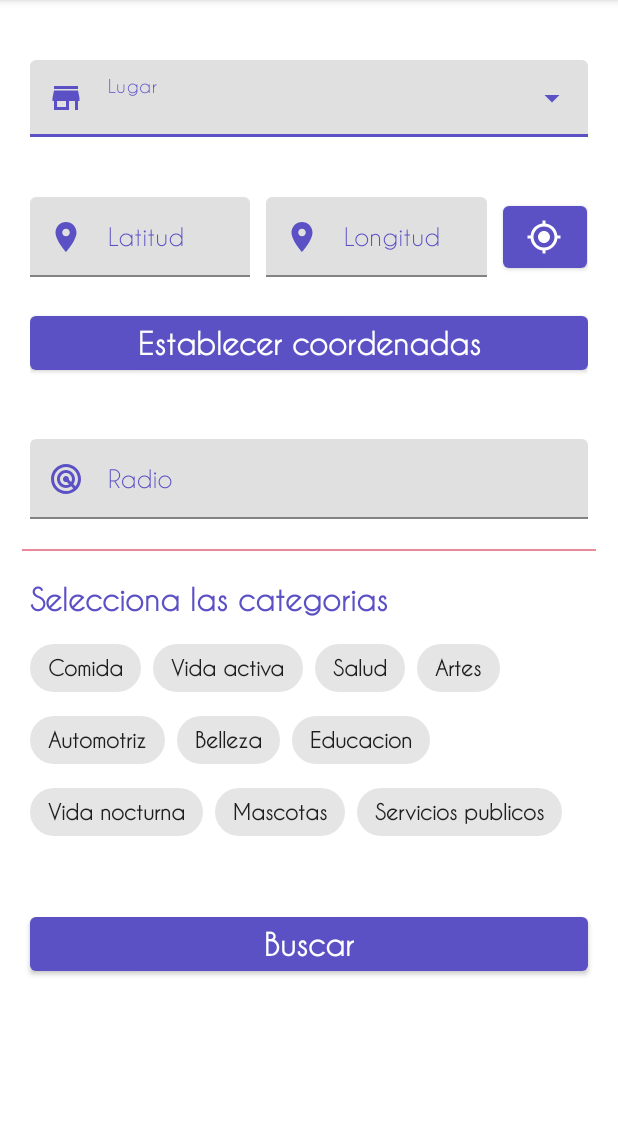
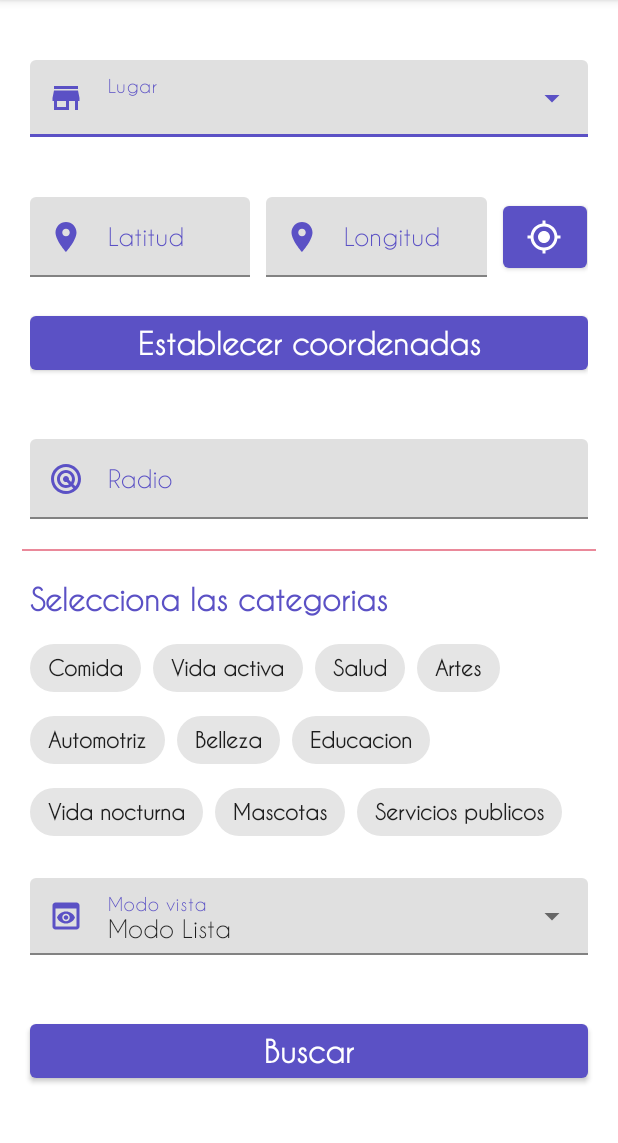
Before and after one commit to MobileProjectsASM/Places, an Android app: the screen it shows after launch (MainActivity), on a phone screen of 412 x 824 dp, the part 84-1227 px from its top. Run offline under Robolectric (Android 15) with nearby library versions, the light colour scheme and no system bars; our stand-ins replace Dagger/Hilt's generated code, RxJava; libraries missing offline, so code that uses them is left out: jdk.internal.org.

Commit message:
Se agrega el mode de vista mapa

```diff
--- a/app/src/main/java/com/applications/asm/places/di/components/MainComponent.java
+++ b/app/src/main/java/com/applications/asm/places/di/components/MainComponent.java
@@ -7,6 +7,7 @@ import com.applications.asm.places.model.mappers.PlaceDetailsMapper;
 import com.applications.asm.places.view.activities.MainActivity;
 import com.applications.asm.places.view.fragments.ListFragment;
 import com.applications.asm.places.view.fragments.PlaceDetailsFragment;
+import com.applications.asm.places.view.fragments.PlacesMapFragment;
 import com.applications.asm.places.view.fragments.SearchFragment;
 
 import dagger.Subcomponent;
@@ -26,4 +27,5 @@ public interface MainComponent {
     void inject(SearchFragment searchFragment);
     void inject(ListFragment listFragment);
     void inject(PlaceDetailsFragment placeDetailsFragment);
+    void inject(PlacesMapFragment placesMapFragment);
 }
--- a/app/src/main/java/com/applications/asm/places/view/fragments/SearchFragment.java
+++ b/app/src/main/java/com/applications/asm/places/view/fragments/SearchFragment.java
@@ -37,6 +37,7 @@ public class SearchFragment extends Fragment {
     private SearchViewModel searchViewModel;
     private MainViewModel mainViewModel;
     private Boolean doSearch = true;
+    private String[] modeView;
 
     @Named("search_view_model")
     @Inject
@@ -59,6 +60,7 @@ public class SearchFragment extends Fragment {
     @Override
     public void onCreate(Bundle savedInstanceState) {
         super.onCreate(savedInstanceState);
+        modeView = new String[] {getString(R.string.text_value_mode_list), getString(R.string.text_value_mode_map)};
     }
 
     @Override
@@ -75,7 +77,17 @@ public class SearchFragment extends Fragment {
     @Override
     public void onViewCreated(@NonNull View view, @Nullable Bundle savedInstanceState) {
         super.onViewCreated(view, savedInstanceState);
+        initInputTextChooseMode();
         setListeners();
+    }
+
+    private void initInputTextChooseMode() {
+        AutoCompleteTextView autoCompleteTextView = (AutoCompleteTextView) binding.showModeTextInputLayout.getEditText();
+        ArrayAdapter<String> adapter = new ArrayAdapter<>(requireContext(), R.layout.place_suggested_item_layout, modeView);
+        if(autoCompleteTextView != null) {
+            autoCompleteTextView.setAdapter(adapter);
+            autoCompleteTextView.setText(modeView[0], false);
+        }
     }
 
     @Override
@@ -170,6 +182,11 @@ public class SearchFragment extends Fragment {
         if(editTextRadius != null && editTextRadius.getText().toString().compareTo("") != 0)
             radius = Integer.parseInt(editTextRadius.getText().toString());
         mainViewModel.searchNearPlaces(place, latitude, longitude, radius, categories);
-        Navigation.findNavController(view).navigate(R.id.action_searchFragment_to_listFragment);
+
+        int action = R.id.action_searchFragment_to_listFragment;
+        AutoCompleteTextView autoCompleteTextView = (AutoCompleteTextView) binding.showModeTextInputLayout.getEditText();
+        if(autoCompleteTextView != null)
+            if(autoCompleteTextView.getText().toString().compareTo(modeView[1]) == 0) action = R.id.action_searchFragment_to_placesMapFragment;
+        Navigation.findNavController(view).navigate(action);
     }
 }
--- /dev/null
+++ b/app/src/main/res/drawable/ic_baseline_preview_24.xml
@@ -0,0 +1,10 @@
+<vector xmlns:android="http://schemas.android.com/apk/res/android"
+    android:width="24dp"
+    android:height="24dp"
+    android:viewportWidth="24"
+    android:viewportHeight="24"
+    android:tint="?attr/colorControlNormal">
+  <path
+      android:fillColor="@android:color/white"
+      android:pathData="M19,3H5C3.89,3 3,3.9 3,5v14c0,1.1 0.89,2 2,2h14c1.1,0 2,-0.9 2,-2V5C21,3.9 20.11,3 19,3zM19,19H5V7h14V19zM13.5,13c0,0.83 -0.67,1.5 -1.5,1.5s-1.5,-0.67 -1.5,-1.5c0,-0.83 0.67,-1.5 1.5,-1.5S13.5,12.17 13.5,13zM12,9c-2.73,0 -5.06,1.66 -6,4c0.94,2.34 3.27,4 6,4s5.06,-1.66 6,-4C17.06,10.66 14.73,9 12,9zM12,15.5c-1.38,0 -2.5,-1.12 -2.5,-2.5c0,-1.38 1.12,-2.5 2.5,-2.5c1.38,0 2.5,1.12 2.5,2.5C14.5,14.38 13.38,15.5 12,15.5z"/>
+</vector>
--- a/app/src/main/res/layout/fragment_search.xml
+++ b/app/src/main/res/layout/fragment_search.xml
@@ -191,6 +191,21 @@
                 android:text="@string/category_public_services"/>
         </com.google.android.material.chip.ChipGroup>
 
+        <com.google.android.material.textfield.TextInputLayout
+            style="@style/exposed_drop_down_menu"
+            android:id="@+id/show_mode_text_input_layout"
+            android:layout_marginTop="20dp"
+            android:layout_marginHorizontal="20dp"
+            app:startIconDrawable="@drawable/ic_baseline_preview_24"
+            android:hint="@string/text_text_input_show_mode">
+            <AutoCompleteTextView
+                style="@style/default_size_height_style"
+                android:maxLines="1"
+                android:ellipsize="end"
+                android:textAppearance="@style/regular_text_style"
+                android:inputType="none"/>
+        </com.google.android.material.textfield.TextInputLayout>
+
         <com.google.android.material.button.MaterialButton
             style="@style/contained_button_container_style"
             android:id="@+id/search_button"
--- a/app/src/main/res/navigation/nav_graph.xml
+++ b/app/src/main/res/navigation/nav_graph.xml
@@ -13,6 +13,9 @@
         <action
             android:id="@+id/action_searchFragment_to_listFragment"
             app:destination="@id/listFragment" />
+        <action
+            android:id="@+id/action_searchFragment_to_placesMapFragment"
+            app:destination="@id/placesMapFragment" />
     </fragment>
     <fragment
         android:id="@+id/listFragment"
@@ -28,4 +31,13 @@
         android:name="com.applications.asm.places.view.fragments.PlaceDetailsFragment"
         android:label="fragment_place_details"
         tools:layout="@layout/fragment_place_details" />
+    <fragment
+        android:id="@+id/placesMapFragment"
+        android:name="com.applications.asm.places.view.fragments.PlacesMapFragment"
+        android:label="fragment_places_map"
+        tools:layout="@layout/fragment_places_map" >
+        <action
+            android:id="@+id/action_placesMapFragment_to_placeDetailsFragment"
+            app:destination="@id/placeDetailsFragment" />
+    </fragment>
 </navigation>
--- a/app/src/main/res/values/strings.xml
+++ b/app/src/main/res/values/strings.xml
@@ -23,12 +23,16 @@
     <string name="text_value_price_cheap">Barato</string>
     <string name="text_value_price_unknown">Desconocido</string>
 
+    <string name="text_value_mode_list">Modo Lista</string>
+    <string name="text_value_mode_map">Modo Mapa</string>
+
     <!--TEXT TEXTS-INPUT-->
     <string name="text_text_input_place">Lugar</string>
     <string name="text_text_input_latitude">Latitud</string>
     <string name="text_text_input_longitude">Longitud</string>
     <string name="text_text_input_radius">Radio</string>
     <string name="text_text_input_category">Categoria</string>
+    <string name="text_text_input_show_mode">Modo vista</string>
     <string name="category_active_life">Vida activa</string>
     <string name="category_food">Comida</string>
     <string name="category_arts_entertainment">Artes</string>
--- a/build.gradle
+++ b/build.gradle
@@ -2,7 +2,7 @@
 plugins {
     id 'com.android.application' version '7.1.3' apply false
     id 'com.android.library' version '7.1.3' apply false
-    id 'com.google.android.libraries.mapsplatform.secrets-gradle-plugin' version '2.0.0' apply false
+    id 'com.google.android.libraries.mapsplatform.secrets-gradle-plugin' version '2.0.1' apply false
 }
 
 task clean(type: Delete) {
```
Also changed, not shown: app/src/main/AndroidManifest.xml (+12 -1 lines), app/src/main/java/com/applications/asm/places/view/fragments/PlaceDetailsFragment.java (+6 -5 lines), app/src/main/java/com/applications/asm/places/view/fragments/PlacesMapFragment.java (added, +112 -0 lines), app/src/main/res/layout/fragment_places_map.xml (added, +8 -0 lines).
